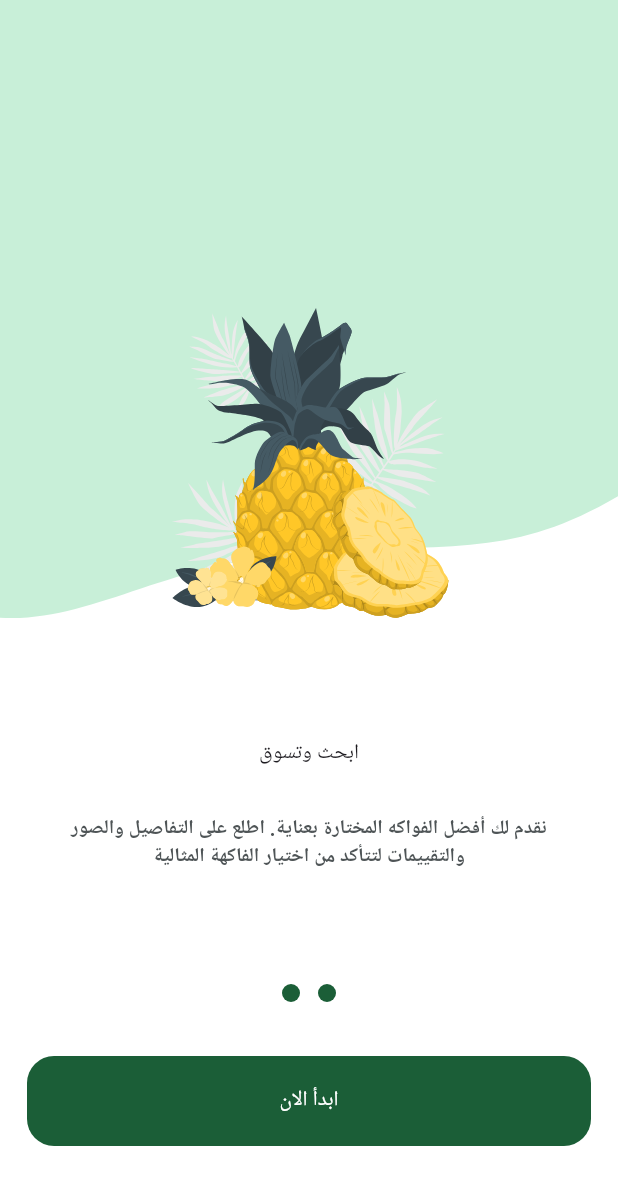
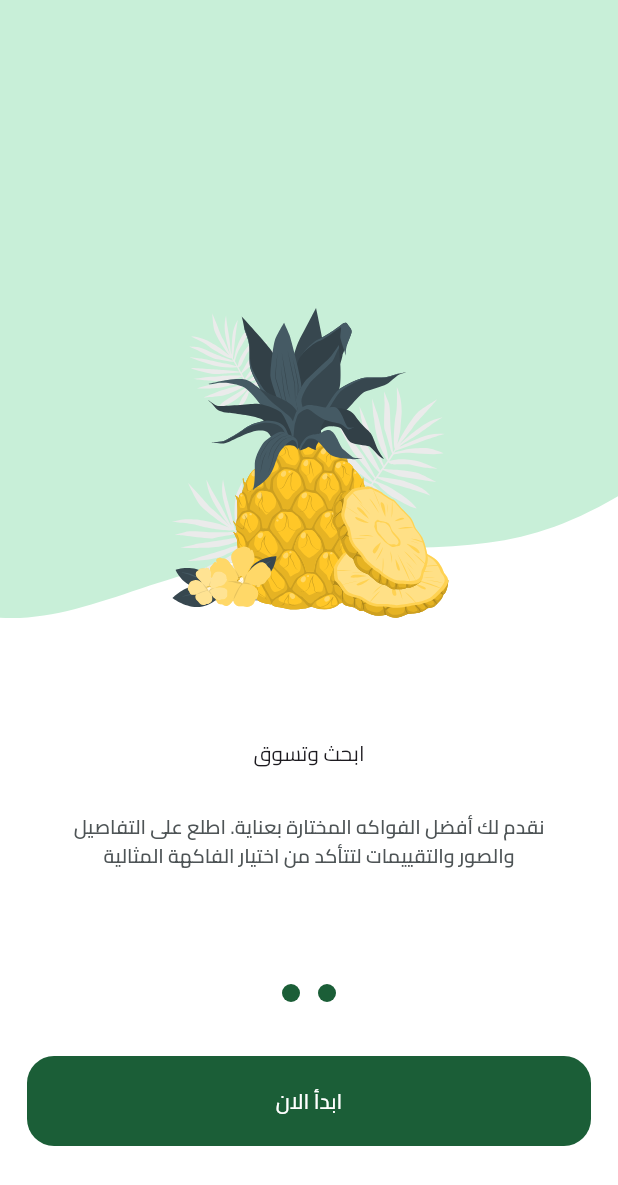
Before and after one commit to MohamedEssami20/Furits_E_commerce_App, a Flutter app: the screen it shows after launch, swiped to page 2, on a phone screen of 412 x 824 dp. Shown: the top 1185 px of the screen. Run offline on Flutter 3.47's test engine with Material 3 defaults, Android fonts, the light colour scheme and no system bars; drawn by our look-alikes of dots_indicator; our stand-ins replace flutter_svg.

Commit message:
add cairo font family

```diff
--- a/lib/main.dart
+++ b/lib/main.dart
@@ -14,6 +14,9 @@ class FruitsHub extends StatelessWidget {
   @override
   Widget build(BuildContext context) {
     return MaterialApp(
+      theme: ThemeData(
+        fontFamily: 'Cairo',
+      ),
       localizationsDelegates: const [
         S.delegate,
         GlobalMaterialLocalizations.delegate,
```
Also changed, not shown: pubspec.yaml (+11 -11 lines), assets/fonts/Cairo-Bold.ttf (added), assets/fonts/Cairo-Medium.ttf (added), assets/fonts/Cairo-Regular.ttf (added), assets/fonts/Cairo-SemiBold.ttf (added), lib/core/utils/app_text_style.dart (line endings or trailing spaces), lib/features/on_boarding/presentation/views/widgets/on_boarding_view_body.dart (line endings or trailing spaces), pubspec.lock.
